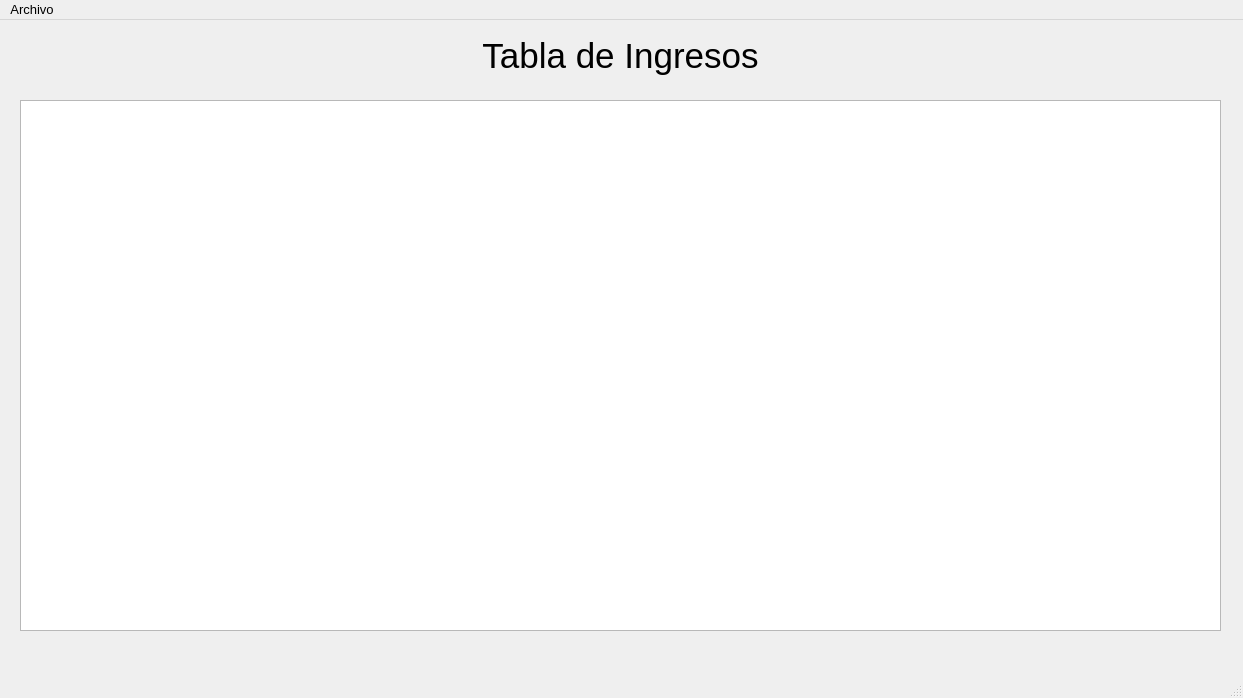
The window that src/ingresos/ingresos.ui (germanbravolopez/laideal) describes before a commit, drawn with Qt 5.
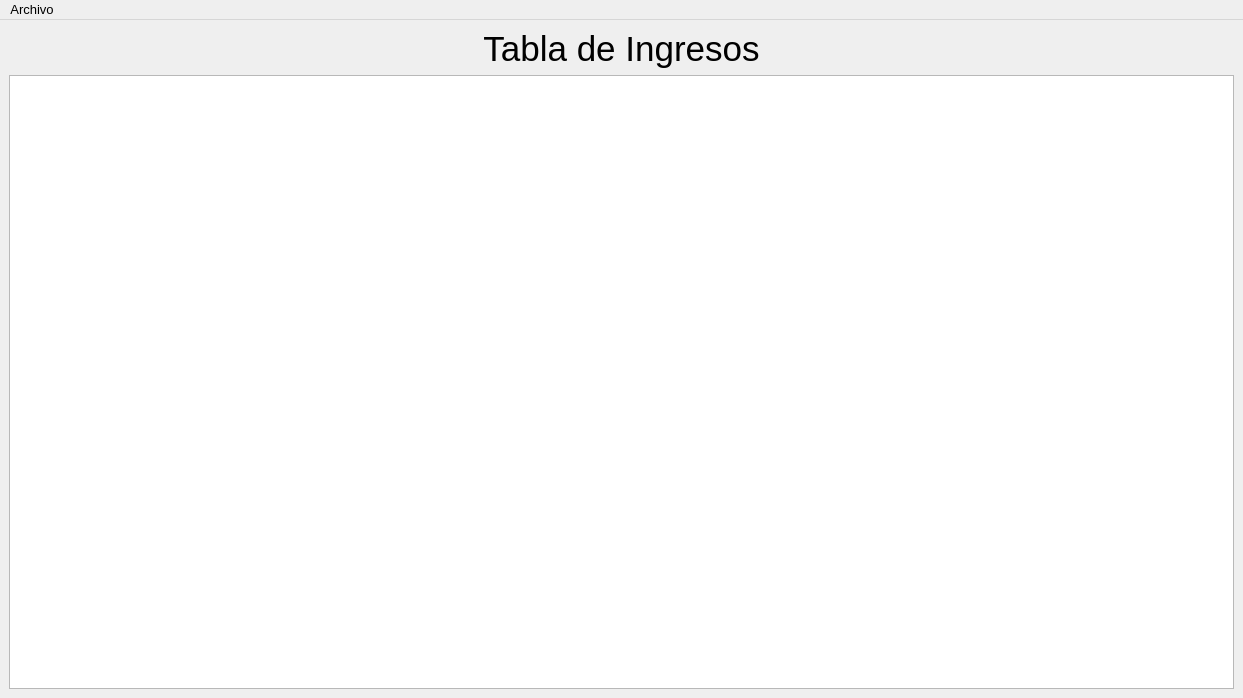
The same window after the commit.

Commit message: set grid layouts and size of windows/widgets

Diff of the .ui file:
```diff
--- a/src/ingresos/ingresos.ui
+++ b/src/ingresos/ingresos.ui
@@ -12,8 +12,8 @@
   </property>
   <property name="minimumSize">
    <size>
-    <width>1243</width>
-    <height>698</height>
+    <width>0</width>
+    <height>0</height>
    </size>
   </property>
   <property name="font">
@@ -25,49 +25,9 @@
    <string>Ingresos</string>
   </property>
   <widget class="QWidget" name="centralwidget">
-   <widget class="QTableView" name="table_ingresos">
-    <property name="geometry">
-     <rect>
-      <x>20</x>
-      <y>80</y>
-      <width>1201</width>
-      <height>531</height>
-     </rect>
-    </property>
-    <property name="maximumSize">
-     <size>
-      <width>1201</width>
-      <height>531</height>
-     </size>
-    </property>
-    <property name="locale">
-     <locale language="Spanish" country="Spain"/>
-    </property>
-    <property name="sizeAdjustPolicy">
-     <enum>QAbstractScrollArea::AdjustToContents</enum>
-    </property>
-    <property name="alternatingRowColors">
-     <bool>true</bool>
-    </property>
-    <property name="selectionMode">
-     <enum>QAbstractItemView::ContiguousSelection</enum>
-    </property>
-    <property name="sortingEnabled">
-     <bool>true</bool>
-    </property>
-    <attribute name="horizontalHeaderShowSortIndicator" stdset="0">
-     <bool>true</bool>
-    </attribute>
-   </widget>
+   <layout class="QGridLayout" name="gridLayout">
+    <item row="0" column="0">
    <widget class="QLabel" name="lbl_title">
-    <property name="geometry">
-     <rect>
-      <x>10</x>
-      <y>0</y>
-      <width>1221</width>
-      <height>71</height>
-     </rect>
-    </property>
     <property name="font">
      <font>
       <family>Arial</family>
@@ -91,6 +51,42 @@
      <set>Qt::AlignCenter</set>
     </property>
    </widget>
+    </item>
+    <item row="1" column="0">
+     <widget class="QTableView" name="table_ingresos">
+      <property name="minimumSize">
+       <size>
+        <width>500</width>
+        <height>300</height>
+       </size>
+      </property>
+      <property name="maximumSize">
+       <size>
+        <width>16777215</width>
+        <height>16777215</height>
+       </size>
+      </property>
+      <property name="locale">
+       <locale language="Spanish" country="Spain"/>
+      </property>
+      <property name="sizeAdjustPolicy">
+       <enum>QAbstractScrollArea::AdjustToContents</enum>
+      </property>
+      <property name="alternatingRowColors">
+       <bool>true</bool>
+      </property>
+      <property name="selectionMode">
+       <enum>QAbstractItemView::ContiguousSelection</enum>
+      </property>
+      <property name="sortingEnabled">
+       <bool>true</bool>
+      </property>
+      <attribute name="horizontalHeaderShowSortIndicator" stdset="0">
+       <bool>true</bool>
+      </attribute>
+     </widget>
+    </item>
+   </layout>
   </widget>
   <widget class="QMenuBar" name="menubar">
    <property name="geometry">
@@ -109,7 +105,6 @@
    </widget>
    <addaction name="menuArchivo"/>
   </widget>
-  <widget class="QStatusBar" name="statusbar"/>
   <action name="actionActualizar">
    <property name="text">
     <string>Actualizar</string>
```
Left out of the diff: 2 changed lines with no effect on the pictures. Lines whose indentation alone changed are shown as unchanged. The commit also changes 9 other files.
